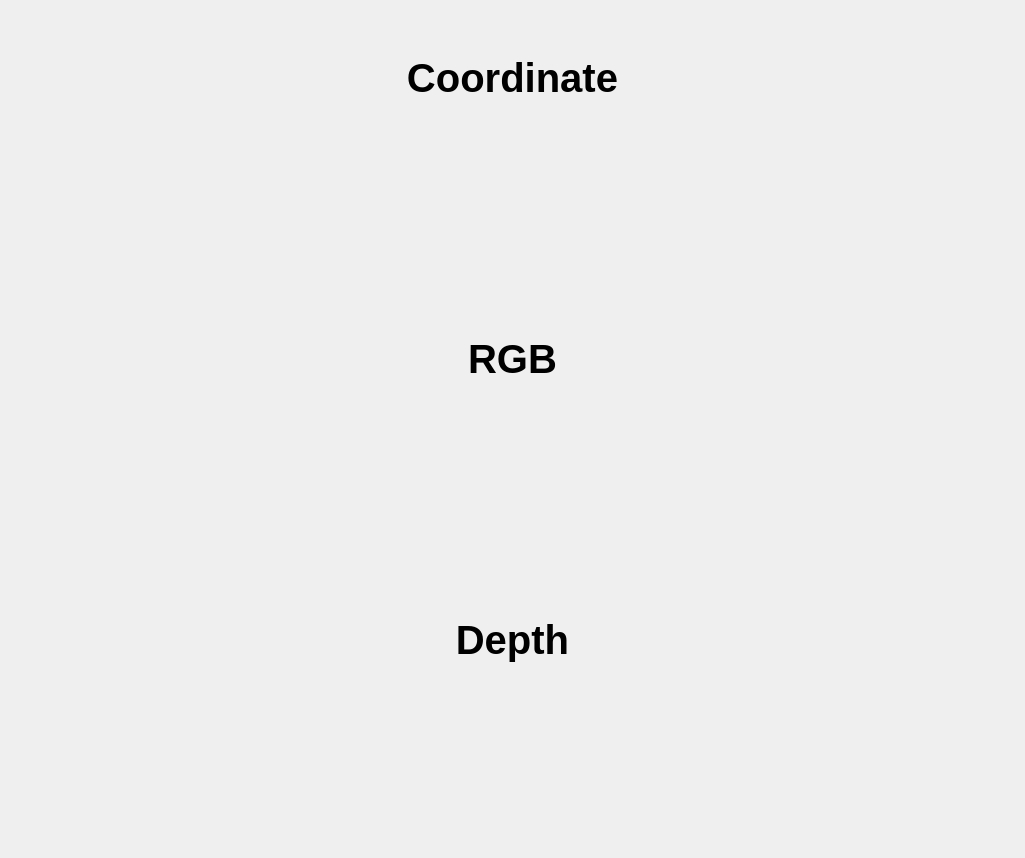
This is AngstrongDemo/displayview.ui in 1500136508/AngstrongDemo as Qt 5 draws it before an edit. The edited form follows.
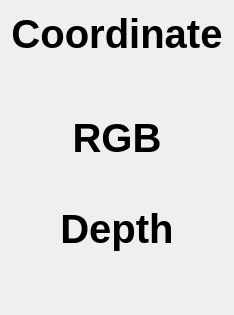
This is the edited form.

```diff
--- a/AngstrongDemo/displayview.ui
+++ b/AngstrongDemo/displayview.ui
@@ -6,8 +6,8 @@
    <rect>
     <x>0</x>
     <y>0</y>
-    <width>1025</width>
-    <height>858</height>
+    <width>228</width>
+    <height>283</height>
    </rect>
   </property>
   <property name="windowTitle">
```
